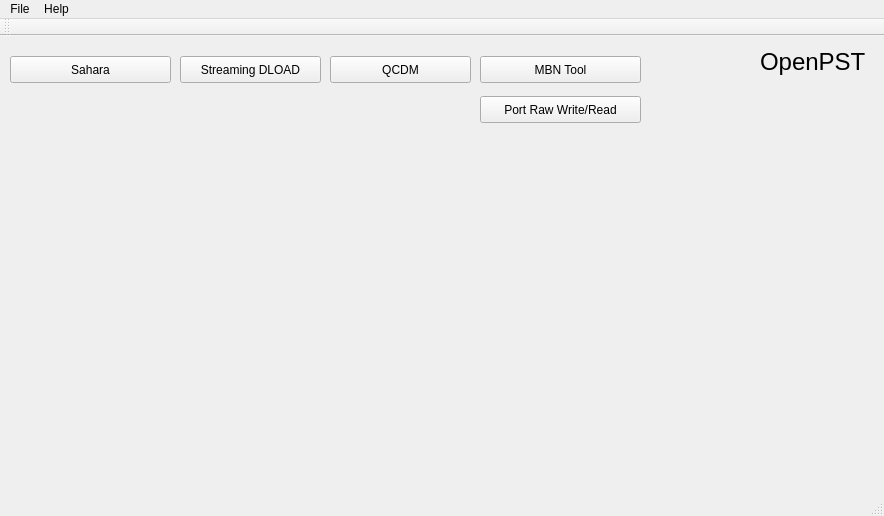
Above: resources/ui/main_window.ui from ghassani/openpst before the change. Below: the same form after it.
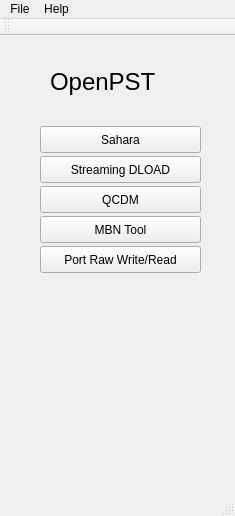
That is the form after the change.

What changed in the file:
```diff
--- a/resources/ui/main_window.ui
+++ b/resources/ui/main_window.ui
@@ -6,7 +6,7 @@
    <rect>
     <x>0</x>
     <y>0</y>
-    <width>884</width>
+    <width>235</width>
     <height>516</height>
    </rect>
   </property>
@@ -17,9 +17,9 @@
    <widget class="QLabel" name="programNameText">
     <property name="geometry">
      <rect>
-      <x>760</x>
-      <y>10</y>
-      <width>111</width>
+      <x>50</x>
+      <y>30</y>
+      <width>141</width>
       <height>31</height>
      </rect>
     </property>
@@ -35,8 +35,8 @@
    <widget class="QPushButton" name="startSaharaButton">
     <property name="geometry">
      <rect>
-      <x>10</x>
-      <y>20</y>
+      <x>40</x>
+      <y>90</y>
       <width>161</width>
       <height>27</height>
      </rect>
@@ -48,9 +48,9 @@
    <widget class="QPushButton" name="startStreamingDloadButton">
     <property name="geometry">
      <rect>
-      <x>180</x>
-      <y>20</y>
-      <width>141</width>
+      <x>40</x>
+      <y>120</y>
+      <width>161</width>
       <height>27</height>
      </rect>
     </property>
@@ -61,8 +61,8 @@
    <widget class="QPushButton" name="startPortRawWriteReadButton">
     <property name="geometry">
      <rect>
-      <x>480</x>
-      <y>60</y>
+      <x>40</x>
+      <y>210</y>
       <width>161</width>
       <height>27</height>
      </rect>
@@ -74,8 +74,8 @@
    <widget class="QPushButton" name="startMbnToolButton">
     <property name="geometry">
      <rect>
-      <x>480</x>
-      <y>20</y>
+      <x>40</x>
+      <y>180</y>
       <width>161</width>
       <height>27</height>
      </rect>
@@ -87,9 +87,9 @@
    <widget class="QPushButton" name="startQcdmButton">
     <property name="geometry">
      <rect>
-      <x>330</x>
-      <y>20</y>
-      <width>141</width>
+      <x>40</x>
+      <y>150</y>
+      <width>161</width>
       <height>27</height>
      </rect>
     </property>
@@ -103,8 +103,8 @@
     <rect>
      <x>0</x>
      <y>0</y>
-     <width>884</width>
-     <height>21</height>
+     <width>235</width>
+     <height>26</height>
     </rect>
    </property>
    <widget class="QMenu" name="menuQC_Tools">
```
